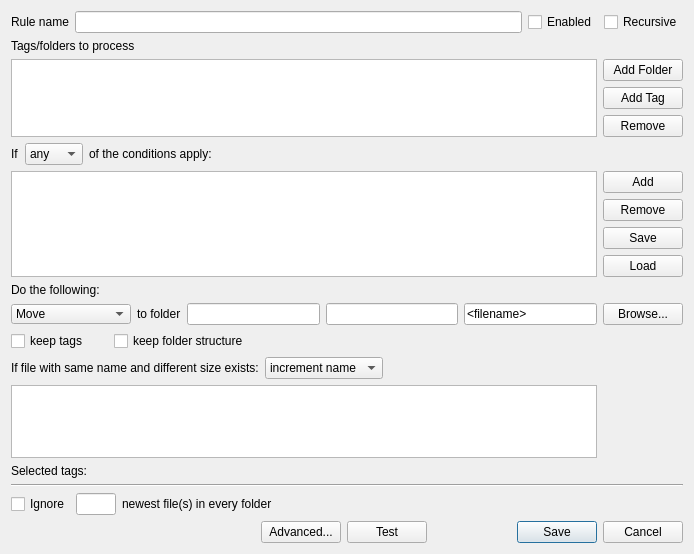
First picture: the form in ui/rule_edit_window.ui, repository midnightdim/declutter, before the edit.
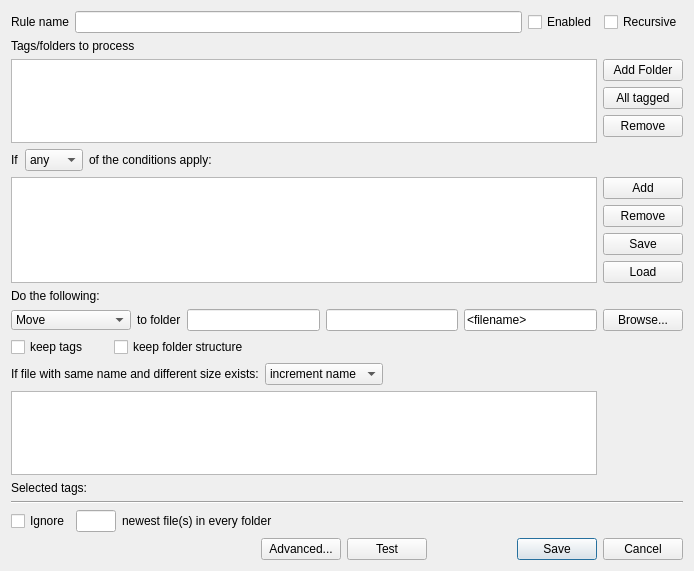
Second picture: the form after the edit. Custom widgets are drawn as their Qt base class.

Commit message: New filter, all tagged files source

Patch:
```diff
--- a/ui/rule_edit_window.ui
+++ b/ui/rule_edit_window.ui
@@ -10,7 +10,7 @@
     <x>0</x>
     <y>0</y>
     <width>694</width>
-    <height>554</height>
+    <height>571</height>
    </rect>
   </property>
   <property name="sizePolicy">
@@ -343,7 +343,7 @@
        <item row="1" column="0">
         <widget class="QPushButton" name="tagAddButton">
          <property name="text">
-          <string>Add Tag</string>
+          <string>All tagged</string>
          </property>
         </widget>
        </item>
```
Left out of the diff: 2 changed lines with no effect on the pictures. The commit also changes 10 other files.
